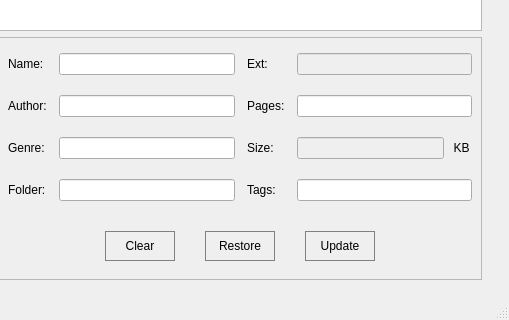
Above: ui/mainwindow.ui from MarioFares/Ebook-Access-Cpp before the change; both pictures show x 681 to 1190 and y 348 to 668 of the 1190 by 668 pixel window. Below: the same form after it.
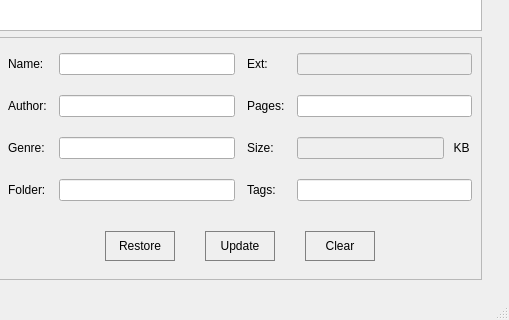
That is the form after the change. Icons and pictures are not drawn.

Diff of the .ui file:
```diff
--- a/ui/mainwindow.ui
+++ b/ui/mainwindow.ui
@@ -1613,38 +1613,6 @@
                     </property>
                    </spacer>
                   </item>
-                  <item>
-                   <widget class="QPushButton" name="buttonDetailsClear">
-                    <property name="minimumSize">
-                     <size>
-                      <width>70</width>
-                      <height>30</height>
-                     </size>
-                    </property>
-                    <property name="cursor">
-                     <cursorShape>PointingHandCursor</cursorShape>
-                    </property>
-                    <property name="toolTip">
-                     <string>Clear Details</string>
-                    </property>
-                    <property name="styleSheet">
-                     <string notr="true">QPushButton{
-border: 1px solid grey;
-}
-QPushButton:hover
-{
-border: 1px solid lightblue;
-
-}</string>
-                    </property>
-                    <property name="text">
-                     <string>Clear</string>
-                    </property>
-                    <property name="flat">
-                     <bool>true</bool>
-                    </property>
-                   </widget>
-                  </item>
                   <item>
                    <widget class="QPushButton" name="buttonDetailsRestore">
                     <property name="minimumSize">
@@ -1709,6 +1677,38 @@
                     </property>
                    </widget>
                   </item>
+                  <item>
+                   <widget class="QPushButton" name="buttonDetailsClear">
+                    <property name="minimumSize">
+                     <size>
+                      <width>70</width>
+                      <height>30</height>
+                     </size>
+                    </property>
+                    <property name="cursor">
+                     <cursorShape>PointingHandCursor</cursorShape>
+                    </property>
+                    <property name="toolTip">
+                     <string>Clear Details</string>
+                    </property>
+                    <property name="styleSheet">
+                     <string notr="true">QPushButton{
+border: 1px solid grey;
+}
+QPushButton:hover
+{
+border: 1px solid lightblue;
+
+}</string>
+                    </property>
+                    <property name="text">
+                     <string>Clear</string>
+                    </property>
+                    <property name="flat">
+                     <bool>true</bool>
+                    </property>
+                   </widget>
+                  </item>
                   <item>
                    <spacer name="horSpacerRight">
                     <property name="minimumSize">
```
Left out of the diff: 117 changed lines with no effect on the pictures.
